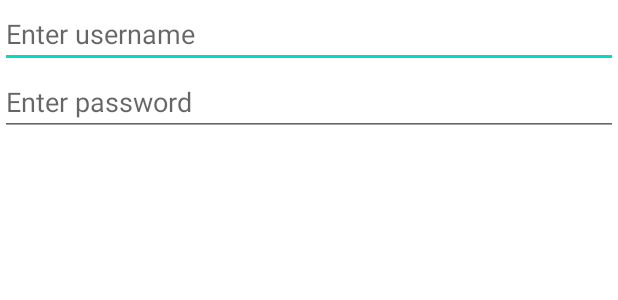
After one commit to aytech/kamenice-android, an Android app: the layout activity_login.xml on its own in the app's theme, with its tools: preview values and no code run, on a phone screen of 412 x 824 dp. The commit adds this screen. Shown: the top 300 px of the screen. Run offline under Robolectric (Android 15) with nearby library versions, the phone set to English and light mode, and no system bars.

Commit message:
Create login activity

```diff
--- /dev/null
+++ b/app/src/main/res/layout/activity_login.xml
@@ -0,0 +1,35 @@
+<?xml version="1.0" encoding="utf-8"?>
+<RelativeLayout xmlns:android="http://schemas.android.com/apk/res/android"
+    xmlns:app="http://schemas.android.com/apk/res-auto"
+    xmlns:tools="http://schemas.android.com/tools"
+    android:layout_width="match_parent"
+    android:layout_height="match_parent">
+
+    <androidx.constraintlayout.widget.ConstraintLayout
+        android:layout_width="match_parent"
+        android:layout_height="match_parent">
+
+        <EditText
+            android:id="@+id/username"
+            android:layout_width="match_parent"
+            android:layout_height="wrap_content"
+            android:autofillHints="username"
+            android:hint="@string/enter_username"
+            android:inputType="text"
+            app:layout_constraintLeft_toLeftOf="parent"
+            app:layout_constraintRight_toRightOf="parent"
+            app:layout_constraintTop_toTopOf="parent" />
+
+        <EditText
+            android:id="@+id/password"
+            android:layout_width="match_parent"
+            android:layout_height="wrap_content"
+            android:autofillHints="password"
+            android:hint="@string/enter_password"
+            android:inputType="textPassword"
+            app:layout_constraintLeft_toLeftOf="parent"
+            app:layout_constraintRight_toRightOf="parent"
+            app:layout_constraintTop_toBottomOf="@+id/username" />
+
+    </androidx.constraintlayout.widget.ConstraintLayout>
+</RelativeLayout>
--- a/app/src/main/res/values/strings.xml
+++ b/app/src/main/res/values/strings.xml
@@ -1,3 +1,5 @@
 <resources>
     <string name="app_name">Mlyn Kamenice</string>
+    <string name="enter_username">Enter username</string>
+    <string name="enter_password">Enter password</string>
 </resources>
```
Also changed, not shown: app/src/main/AndroidManifest.xml (+7 -0 lines), app/src/main/java/com/mlyn/kamenice/LoginActivity.kt (added, +12 -0 lines), app/src/main/java/com/mlyn/kamenice/MainActivity.kt (+14 -0 lines).
